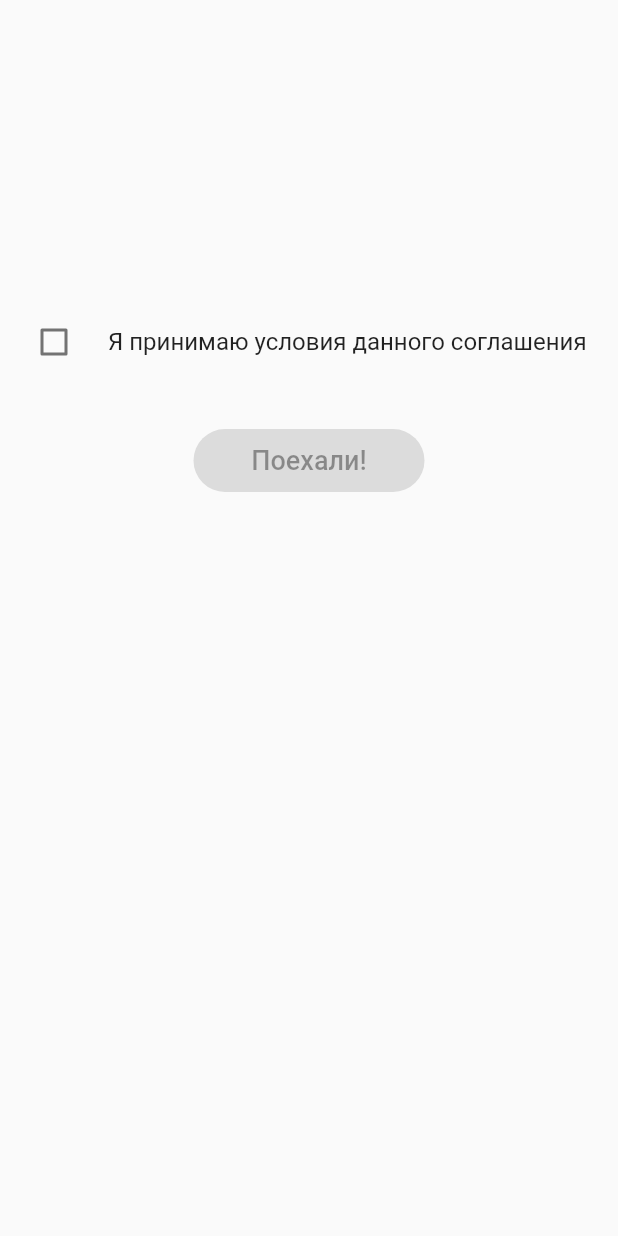
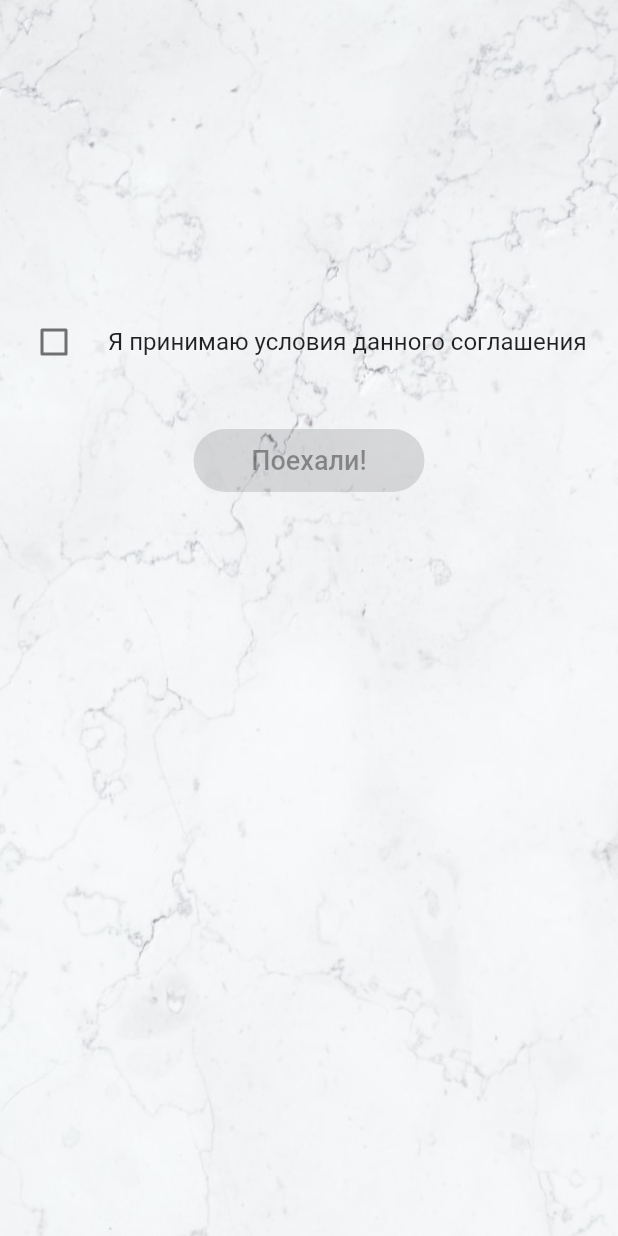
Before and after one commit to IvanAGrebenkin/sib_t_product_design_firebase, a Flutter app: the screen it shows after launch, after a tap on "Войти", on a phone screen of 412 x 824 dp. Run offline on Flutter 3.47's test engine with Material 2 defaults, Android fonts, the phone set to English and light mode, and no system bars.

Commit message:
В файле decoration выделено оформление заднего фона для последующих страниц.

```diff
--- a/lib/Screens/consent_to_use.dart
+++ b/lib/Screens/consent_to_use.dart
@@ -16,7 +16,9 @@ class _ConsentToUseState extends State<ConsentToUse> {
   Widget build(BuildContext context) {
     return MaterialApp(
       home: Scaffold(
-        body: Column(
+        body: Container(
+          decoration: backgroundOfOthersScreen,
+          child: Column(
             children: [
               const SizedBox(height: 200,),
               CheckboxListTile(
@@ -49,6 +51,7 @@ class _ConsentToUseState extends State<ConsentToUse> {
             ],
           ),
         ),
+      ),
     );
   }
 }
--- a/lib/Screens/group_selection_screen.dart
+++ b/lib/Screens/group_selection_screen.dart
@@ -1,4 +1,6 @@
 import 'package:flutter/material.dart';
+
+import '../Utils/decoration.dart';
 
 class GroupSelectionScreen extends StatefulWidget {
   const GroupSelectionScreen({Key? key}) : super(key: key);
@@ -12,7 +14,9 @@ class _GroupSelectionScreenState extends State<GroupSelectionScreen> {
   Widget build(BuildContext context) {
     return MaterialApp(
       home: Scaffold(
-        body: Center(
+        body: Container(
+          decoration: backgroundOfOthersScreen,
+          child: Center(
             child: Column(
               children: [
                 const SizedBox(height: 100,),
@@ -41,6 +45,7 @@ class _GroupSelectionScreenState extends State<GroupSelectionScreen> {
             ),
           ),
         ),
+      ),
     );
   }
 }
--- a/lib/Utils/decoration.dart
+++ b/lib/Utils/decoration.dart
@@ -14,3 +14,11 @@ final elevatedButtonDecoration= ElevatedButton.styleFrom(
     borderRadius: BorderRadius.circular(36.0),
   ),
 );// Оформление кнопок
+
+const backgroundOfOthersScreen = BoxDecoration(
+  image: DecorationImage(
+  alignment: Alignment.bottomCenter,
+  image: AssetImage('assets/images/background_of_other_screens.png'),
+  fit: BoxFit.fill,
+  ),// Задний фон
+);
--- a/lib/main.dart
+++ b/lib/main.dart
@@ -7,7 +7,6 @@ void main() {
   runApp(const SibTProductDesignApp());
   // runApp(const AuthScreen());
   // runApp(const ConsentToUse());
-  //
 }
 
 class SibTProductDesignApp extends StatefulWidget {
```
Also changed, not shown: assets/images/background_of_other_screens.png (added). Lines whose indentation alone changed are shown as unchanged.
